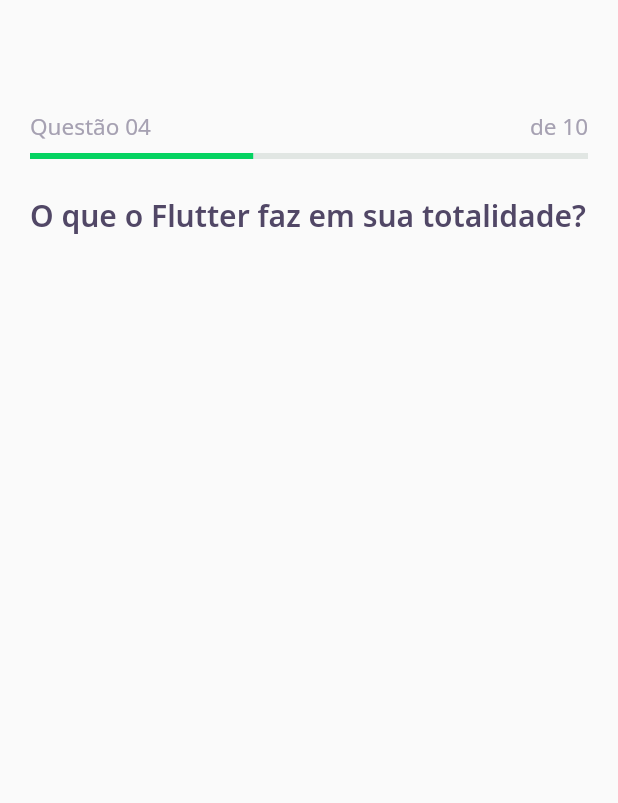
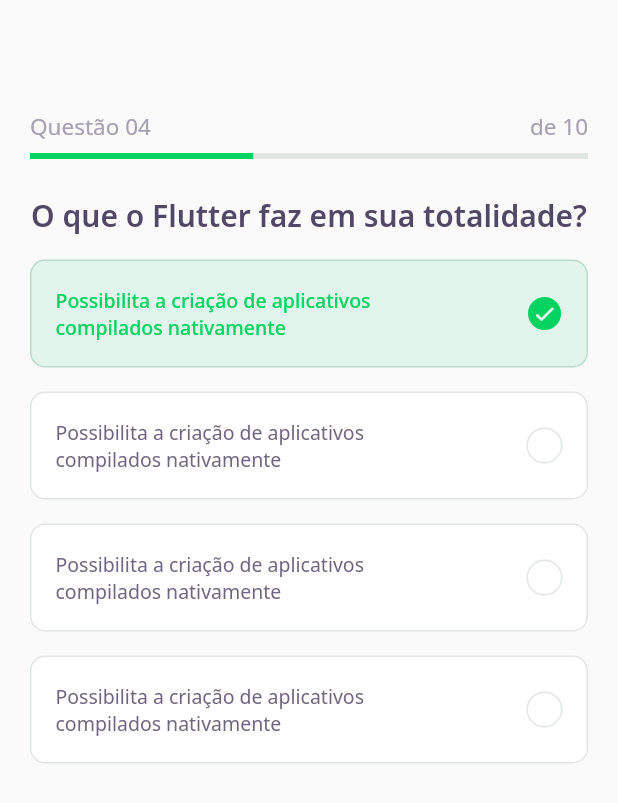
Before and after one commit to GustavoNeri02/quiz_desafios_flutter_nlw, a Flutter app: the screen it shows after launch, on a phone screen of 412 x 824 dp. Shown: the top 803 px of the screen. Run offline on Flutter 3.47's test engine with Material 2 defaults, Android fonts, the phone set to English and light mode, and no system bars; our stand-ins replace google_fonts.

Commit message:
Tela de desafio incompleta: *Criado as opções de respostas responsivas *Faltando apenas botões de Pular e Confirmar.

```diff
--- a/lib/challenge/challenge_page.dart
+++ b/lib/challenge/challenge_page.dart
@@ -1,14 +1,13 @@
 import 'dart:ui';
 
-import 'package:aula_1_flutter_nlw/corenwl/app_text_styles.dart';
 import 'package:aula_1_flutter_nlw/widgets/questionindicator/question_indicator_widget.dart';
+import 'package:aula_1_flutter_nlw/widgets/quiz/quiz_widget.dart';
+import 'package:aula_1_flutter_nlw/widgets/quizanswer/answer_widget.dart';
 import 'package:flutter/material.dart';
 
 class ChallengePage extends StatefulWidget {
   ChallengePage({Key key}) : super(key: key);
   @override
-
-
   _ChallengePageState createState() => _ChallengePageState();
 }
 
@@ -17,18 +16,39 @@ class _ChallengePageState extends State<ChallengePage> {
   Widget build(BuildContext context) {
     return Scaffold(
       appBar: PreferredSize(
-        child: Column(children: [
-          QuestionIndicatorWidget(),],
+        child: Column(
+          children: [
+            QuestionIndicatorWidget(),
+          ],
         ),
-        preferredSize: Size.fromHeight(110),),
+        preferredSize: Size.fromHeight(110),
+      ),
       body: Padding(
         padding: EdgeInsets.all(20),
         child: Container(
           child: Column(
-            mainAxisAlignment: MainAxisAlignment.spaceBetween,
             children: [
-              Text("O que o Flutter faz em sua totalidade?",
-                style: AppTextStyles.titleBlackBold,),
+              QuizWidget(
+                title: "O que o Flutter faz em sua totalidade?",
+              ),
+              AnswerWidget(
+                  isRight: true,
+                  isSelect: true,
+                  titulo:
+                      "Possibilita a criação de aplicativos compilados nativamente",
+              ),
+              AnswerWidget(
+                  titulo:
+                  "Possibilita a criação de aplicativos compilados nativamente",
+              ),
+              AnswerWidget(
+                titulo:
+                "Possibilita a criação de aplicativos compilados nativamente",
+              ),
+              AnswerWidget(
+                titulo:
+                "Possibilita a criação de aplicativos compilados nativamente",
+              ),
             ],
           ),
         ),
--- /dev/null
+++ b/lib/widgets/quiz/quiz_widget.dart
@@ -0,0 +1,16 @@
+import 'package:aula_1_flutter_nlw/corenwl/app_text_styles.dart';
+import 'package:flutter/material.dart';
+
+class QuizWidget extends StatelessWidget {
+  final String title;
+  QuizWidget({Key key, @required this.title}) : super(key: key);
+  @override
+  Widget build(BuildContext context) {
+    return Container(
+      child: Column(children: [
+        Text(title,
+          style: AppTextStyles.titleBlackBold,),
+      ],),
+    );
+  }
+}
--- /dev/null
+++ b/lib/widgets/quizanswer/answer_widget.dart
@@ -0,0 +1,87 @@
+import 'package:aula_1_flutter_nlw/corenwl/app_colors.dart';
+import 'package:aula_1_flutter_nlw/corenwl/app_text_styles.dart';
+import 'package:flutter/material.dart';
+
+class AnswerWidget extends StatelessWidget {
+  final String titulo;
+  final bool isRight;
+  final bool isSelect;
+
+  AnswerWidget({
+    Key key,
+    @required this.titulo,
+    this.isRight = false,
+    this.isSelect = false,
+  }) : super(key: key);
+
+  Color get _selectedColorRight =>
+      isRight ? AppColors.darkGreen : AppColors.darkRed;
+
+  Color get _selectedBorderRight =>
+      isRight ? AppColors.lightGreen : AppColors.lightRed;
+
+  Color get _selectedColorCardRight =>
+      isRight ? AppColors.lightGreen : AppColors.lightRed;
+
+  Color get _selectedBorderCardRight =>
+      isRight ? AppColors.green : AppColors.red;
+
+  TextStyle get _selectedTextStyleRight =>
+      isRight ? AppTextStyles.bodyDarkGreen : AppTextStyles.bodyDarkRed;
+
+  IconData get _selectedIconRight => isRight ? Icons.check : Icons.close;
+
+  @override
+  Widget build(BuildContext context) {
+    return Padding(
+      padding: const EdgeInsets.only(top: 16),
+      child: Container(
+        height: 72,
+        decoration: BoxDecoration(
+          color: isSelect ? _selectedColorCardRight : AppColors.white,
+          borderRadius: BorderRadius.circular(10),
+          border: Border.fromBorderSide(BorderSide(
+            color: isSelect ? _selectedBorderCardRight : AppColors.chartSecondary,
+          )),
+        ),
+        child: Padding(
+          padding: const EdgeInsets.all(16),
+          child: Row(
+            mainAxisAlignment: MainAxisAlignment.spaceBetween,
+            children: [
+              Expanded(
+                child: Text(titulo,
+                    style:
+                    isSelect ? _selectedTextStyleRight : AppTextStyles.body),
+              ),
+              Padding(
+                padding: const EdgeInsets.only(left: 42),
+                child: Container(
+                  height: 24,
+                  width: 24,
+                  decoration: BoxDecoration(
+                      color:
+                          isSelect ? _selectedColorRight : AppColors.white,
+                      borderRadius: BorderRadius.circular(500),
+                      border: Border.fromBorderSide(BorderSide(
+                          color: isSelect
+                              ? _selectedBorderRight
+                              : AppColors.chartSecondary)),
+                  ),
+                  child: Stack(alignment: Alignment.center, children: [
+                    //Icon(Icons.circle,color: AppColors.darkGreen, size: 32,),
+                    Icon(
+                      _selectedIconRight,
+                      size: 16,
+                      color: AppColors.white,
+                    ),
+                  ]),
+                ),
+              ),
+            ],
+          ),
+        ),
+      ),
+    );
+  }
+}
```
